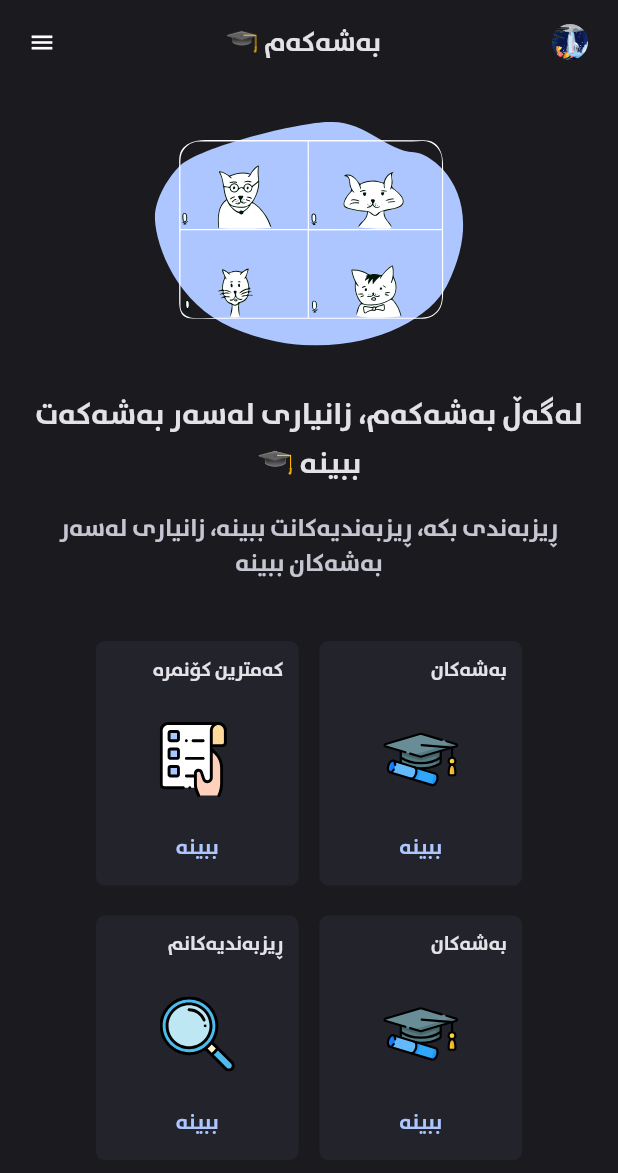
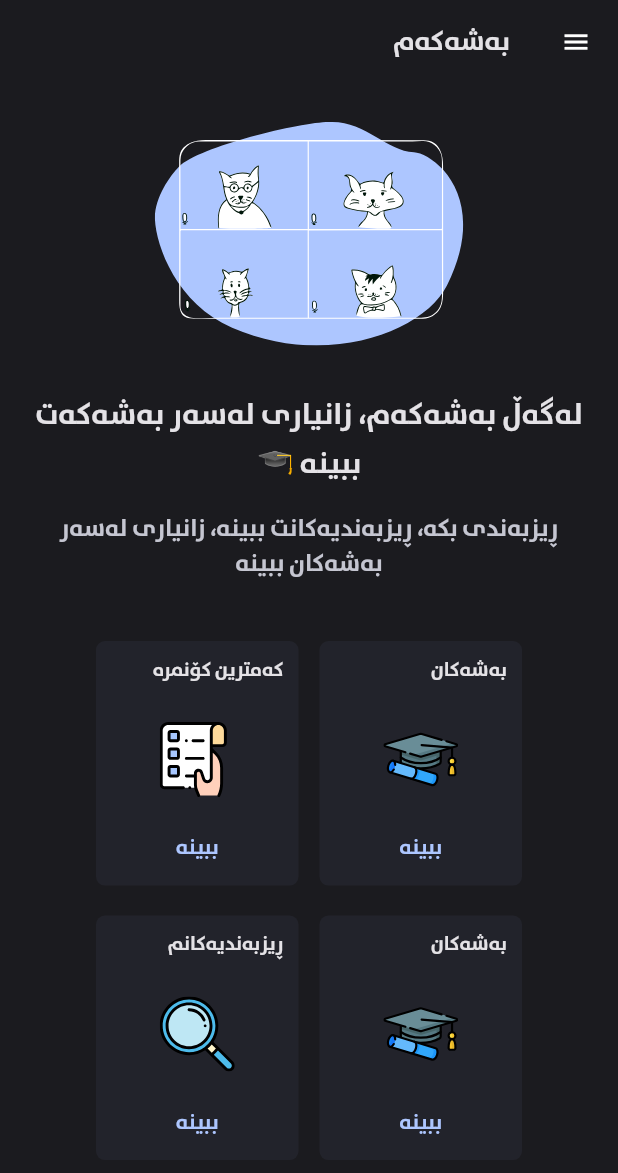
Before and after one commit to akar-jaza/bashakam_konmra_project-Local-Database-Edition, a Flutter app: the screen it shows after launch, on a phone screen of 412 x 824 dp. Shown: the top 1173 px of the screen. Run offline on Flutter 3.47's test engine with Material 2 defaults, Android fonts, the phone set to English and light mode, and no system bars; our stand-ins replace csv, flutter_svg, hive, hive_flutter; accounts and stored records are empty.

```diff
--- a/lib/Screens/department_introduction/department_info_screen.dart
+++ b/lib/Screens/department_introduction/department_info_screen.dart
@@ -24,8 +24,7 @@ class DepartmentInfoScreen extends StatelessWidget {
             child: Text(
               introduction,
               style: const TextStyle(
-                color: ThemeColors.kWhiteTextColor,
-              ),
+                  color: ThemeColors.kWhiteTextColor, fontFamily: "rabarBold"),
             ),
           ),
         ),
--- a/lib/components/my_homepage_appbar.dart
+++ b/lib/components/my_homepage_appbar.dart
@@ -1,4 +1,6 @@
+import 'dart:io';
 
+import 'package:flutter/cupertino.dart';
 import 'package:flutter/material.dart';
 import '../constantes/them_colors.dart';
 
@@ -12,49 +14,54 @@ class HomePageAppBar extends StatelessWidget implements PreferredSizeWidget {
 
   @override
   Widget build(BuildContext context) {
-    return AppBar(
+    return Directionality(
+      textDirection: TextDirection.rtl,
+      child: AppBar(
         backgroundColor: ThemeColors.kBodyColor,
         surfaceTintColor: ThemeColors.kBodyColor,
-      title: const Center(
-        child: Text(
-          '🎓 بەشەکەم',
+        title: const Text(
+          'بەشەکەم',
           style: TextStyle(
             fontSize: 18,
             color: ThemeColors.kWhiteTextColor,
             fontFamily: 'rabarBold',
           ),
         ),
-      ),
         leading: Builder(
           builder: (BuildContext context) {
-          return IconButton(
+            return Theme(
+              data: ThemeData(
+                splashColor: Platform.isIOS ? Colors.transparent : null,
+                highlightColor: Platform.isIOS ? Colors.transparent : null,
+              ),
+              child: IconButton(
                 color: Colors.white,
                 icon: const Icon(
                   Icons.menu_outlined,
-              size: 18,
+                  size: 20,
                 ),
                 onPressed: () {
                   Scaffold.of(context).openDrawer();
                 },
                 tooltip: MaterialLocalizations.of(context).openAppDrawerTooltip,
+              ),
             );
           },
         ),
-      actions: [
-        IconButton(
-          onPressed: () {},
-          icon: IconButton(
-            onPressed: () {},
-            icon: ClipRRect(
-              borderRadius: BorderRadius.circular(12.0),
-              child: Image.asset(
-                'assets/images/flo.png',
+        // actions: const [
+        //   Padding(
+        //     padding: EdgeInsets.only(left: 25),
+        //     child: Text(
+        //       'بەشەکەم',
+        //       style: TextStyle(
+        //         fontSize: 18,
+        //         color: ThemeColors.kWhiteTextColor,
+        //         fontFamily: 'rabarBold',
+        //       ),
+        //     ),
+        //   ),
+        // ],
       ),
-            ),
-          ),
-          color: Colors.white,
-        ),
-      ],
     );
   }
 }
```
Also changed, not shown: lib/Screens/department_introduction/department_introduction_screen.dart (+51 -26 lines), lib/Screens/home_page.dart (+4 -5 lines), lib/animations/animated_route_transition.dart (added, +18 -0 lines), lib/list_items/department_introduction_list_item.dart (+14 -3 lines), 4 other files. Lines whose indentation alone changed are shown as unchanged.
